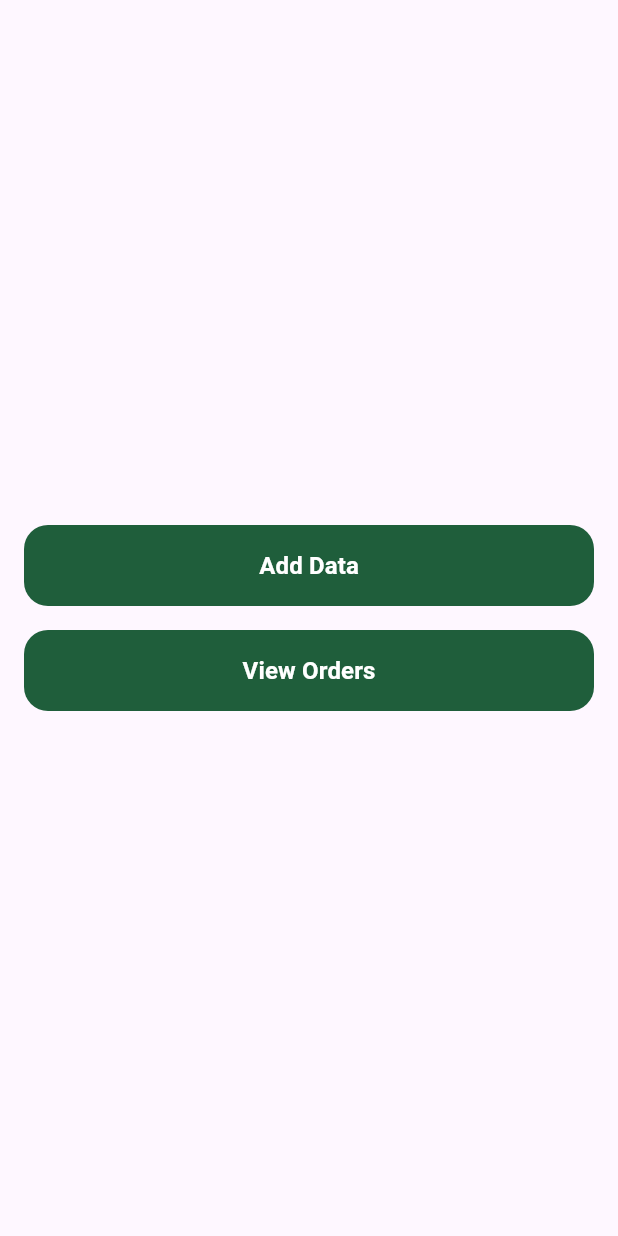
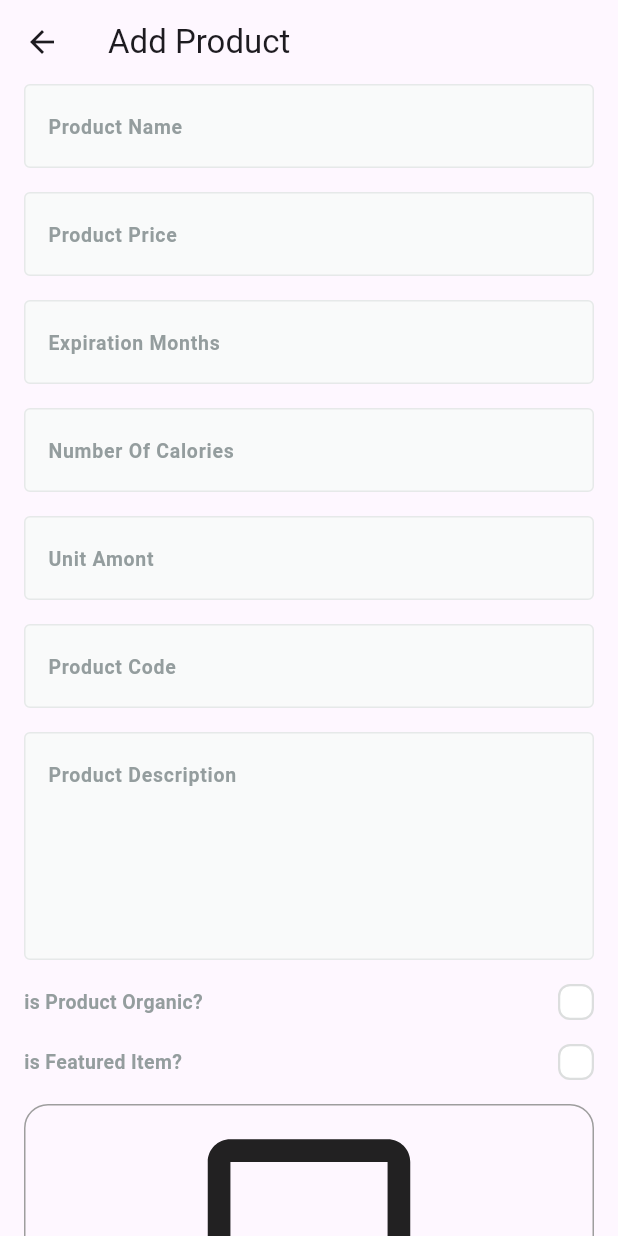
Before and after one commit to ahmedEhab10/E_commerce_fruitApp_dashboard, a Flutter app: the screen it shows after launch, after a tap on "Add Data", on a phone screen of 412 x 824 dp. Run offline on Flutter 3.47's test engine with Material 3 defaults, Android fonts, the phone set to English and light mode, and no system bars; drawn by our look-alikes of skeletonizer; our stand-ins replace firebase_core, image_picker, modal_progress_hud_nsn; accounts and stored records are empty.

Commit message:
add product view done

```diff
--- a/lib/core/helper_function/on_generate_routes.dart
+++ b/lib/core/helper_function/on_generate_routes.dart
@@ -1,5 +1,6 @@
 import 'package:flutter/material.dart';
-import 'package:real_e_comm_dashboard/features/views/dashboard_view.dart';
+import 'package:real_e_comm_dashboard/features/add_product/presentation/views/add_product_view.dart';
+import 'package:real_e_comm_dashboard/features/dashboard/views/dashboard_view.dart';
 
 Route<dynamic> onGenerateRoute(RouteSettings settings) {
   switch (settings.name) {
@@ -8,8 +9,8 @@
     //  case OrdersView.routeName:
     //       return MaterialPageRoute(builder: (context) => const OrdersView());
 
-    //     case AddProductView.routeName:
-    //       return MaterialPageRoute(builder: (context) => const AddProductView());
+    case AddProductView.routeName:
+      return MaterialPageRoute(builder: (context) => const AddProductView());
     default:
       return MaterialPageRoute(builder: (context) => const Scaffold());
   }
--- /dev/null
+++ b/lib/features/add_product/presentation/views/add_product_view.dart
@@ -0,0 +1,18 @@
+import 'package:flutter/material.dart';
+import 'package:real_e_comm_dashboard/features/add_product/presentation/views/widgets/add_product_view_body.dart';
+
+import '../../../../core/widgets/build_app_bar.dart';
+import 'widgets/add_product_view_body_bloc_builder.dart';
+
+class AddProductView extends StatelessWidget {
+  const AddProductView({super.key});
+
+  static const routeName = 'add-product';
+  @override
+  Widget build(BuildContext context) {
+    return Scaffold(
+      appBar: buildAppBar('Add Product'),
+      body: const SafeArea(child: AddProductViewBody()),
+    );
+  }
+}
--- /dev/null
+++ b/lib/features/add_product/presentation/views/widgets/add_product_view_body.dart
@@ -0,0 +1,164 @@
+import 'dart:io';
+
+import 'package:flutter/material.dart';
+import 'package:real_e_comm_dashboard/core/widgets/custom_button.dart';
+import 'package:real_e_comm_dashboard/core/widgets/custom_text_field.dart';
+import 'package:real_e_comm_dashboard/features/add_product/presentation/views/widgets/image_field.dart';
+
+import 'package:real_e_comm_dashboard/features/add_product/presentation/views/widgets/is_featured_check_box.dart';
+import 'package:real_e_comm_dashboard/features/add_product/presentation/views/widgets/is_organic_check_box.dart';
+
+class AddProductViewBody extends StatefulWidget {
+  const AddProductViewBody({super.key});
+
+  @override
+  State<AddProductViewBody> createState() => _AddProductViewBodyState();
+}
+
+class _AddProductViewBodyState extends State<AddProductViewBody> {
+  final GlobalKey<FormState> _formKey = GlobalKey<FormState>();
+  AutovalidateMode autovalidateMode = AutovalidateMode.disabled;
+
+  late String name, code, description;
+  late num price, expirationMonths, numberOfCalories, unitAmount;
+  File? image;
+  bool isFeatured = false;
+  bool isOrganic = false;
+  @override
+  Widget build(BuildContext context) {
+    return Padding(
+      padding: const EdgeInsets.symmetric(horizontal: 16),
+      child: SingleChildScrollView(
+        child: Form(
+          key: _formKey,
+          autovalidateMode: autovalidateMode,
+          child: Column(
+            children: [
+              CustomTextFormField(
+                onSaved: (value) {
+                  name = value!;
+                },
+                hintText: 'Product Name',
+                textInputType: TextInputType.text,
+              ),
+              const SizedBox(height: 16),
+              CustomTextFormField(
+                onSaved: (value) {
+                  price = num.parse(value!);
+                },
+                hintText: 'Product Price',
+                textInputType: TextInputType.number,
+              ),
+              const SizedBox(height: 16),
+              CustomTextFormField(
+                onSaved: (value) {
+                  expirationMonths = num.parse(value!);
+                },
+                hintText: 'Expiration Months',
+                textInputType: TextInputType.number,
+              ),
+              const SizedBox(height: 16),
+              CustomTextFormField(
+                onSaved: (value) {
+                  numberOfCalories = num.parse(value!);
+                },
+                hintText: 'Number Of Calories',
+                textInputType: TextInputType.number,
+              ),
+              const SizedBox(height: 16),
+              CustomTextFormField(
+                onSaved: (value) {
+                  unitAmount = num.parse(value!);
+                },
+                hintText: 'Unit Amont',
+                textInputType: TextInputType.number,
+              ),
+              const SizedBox(height: 16),
+              CustomTextFormField(
+                onSaved: (value) {
+                  code = value!.toLowerCase();
+                },
+                hintText: 'Product Code',
+                textInputType: TextInputType.number,
+              ),
+              const SizedBox(height: 16),
+              CustomTextFormField(
+                onSaved: (value) {
+                  description = value!;
+                },
+                hintText: 'Product Description',
+                textInputType: TextInputType.text,
+                maxLines: 5,
+              ),
+              const SizedBox(height: 16),
+              IsOrganciCheckBox(
+                onChanged: (value) {
+                  isOrganic = value;
+                },
+              ),
+              const SizedBox(height: 16),
+              IsFeaturedCheckBox(
+                onChanged: (value) {
+                  isFeatured = value;
+                },
+              ),
+              const SizedBox(height: 16),
+              ImageField(
+                onFileChanged: (image) {
+                  this.image = image;
+                },
+              ),
+              const SizedBox(height: 24),
+              CustomButton(
+                onPressed: () {
+                  // if (image != null) {
+                  //   if (_formKey.currentState!.validate()) {
+                  //     _formKey.currentState!.save();
+                  //     ProductEntity input = ProductEntity(
+                  //       name: name,
+                  //       reviews: [
+                  //         ReviewEntity(
+                  //           name: 'tharwat',
+                  //           image:
+                  //               'https://www.google.com/url?sa=i&url=https%3A%2F%2Fwww.pexels.com%2Fsearch%2Fbeautiful%2F&psig=AOvVaw19xjUBre0RXfV2IZ-cEAEV&ust=1726749821993000&source=images&cd=vfe&opi=89978449&ved=0CBEQjRxqFwoTCPCJ3L_CzIgDFQAAAAAdAAAAABAE',
+                  //           ratting: 5,
+                  //           date: DateTime.now().toIso8601String(),
+                  //           reviewDescription: 'Nice product',
+                  //         ),
+                  //       ],
+                  //       isOrganic: isOrganic,
+                  //       code: code,
+                  //       description: description,
+                  //       expirationsMonths: expirationMonths.toInt(),
+                  //       numberOfCalories: numberOfCalories.toInt(),
+                  //       unitAmount: unitAmount.toInt(),
+                  //       price: price,
+                  //       image: image!,
+                  //       isFeatured: isFeatured,
+                  //     );
+
+                  //     context.read<AddProductCubit>().addProduct(input);
+                  //   } else {
+                  //     autovalidateMode = AutovalidateMode.always;
+                  //     setState(() {});
+                  //   }
+                  // } else {
+                  //   showError(context);
+                  // }
+                },
+                text: 'Add Product',
+              ),
+              const SizedBox(height: 24),
+            ],
+          ),
+        ),
+      ),
+    );
+  }
+
+  void showError(BuildContext context) {
+    ScaffoldMessenger.of(
+      context,
+    ).showSnackBar(const SnackBar(content: Text('Please select an image')));
+  }
+}
--- /dev/null
+++ b/lib/features/add_product/presentation/views/widgets/custom_check_box.dart
@@ -0,0 +1,39 @@
+import 'package:flutter/material.dart';
+
+import '../../../../../core/utils/app_colors.dart';
+
+class CustomCheckBox extends StatelessWidget {
+  const CustomCheckBox(
+      {super.key, required this.isChecked, required this.onChecked});
+  final bool isChecked;
+  final ValueChanged<bool> onChecked;
+  @override
+  Widget build(BuildContext context) {
+    return GestureDetector(
+      onTap: () {
+        onChecked(!isChecked);
+      },
+      child: AnimatedContainer(
+        width: 24,
+        height: 24,
+        duration: const Duration(milliseconds: 100),
+        decoration: ShapeDecoration(
+          color: isChecked ? AppColors.primaryColor : Colors.white,
+          shape: RoundedRectangleBorder(
+            side: BorderSide(
+              width: 1.50,
+              color: isChecked ? Colors.transparent : const Color(0xFFDCDEDE),
+            ),
+            borderRadius: BorderRadius.circular(8),
+          ),
+        ),
+        child: isChecked
+            ? const Icon(
+                Icons.check,
+                color: Colors.white,
+              )
+            : const SizedBox(),
+      ),
+    );
+  }
+}
--- /dev/null
+++ b/lib/features/add_product/presentation/views/widgets/image_field.dart
@@ -0,0 +1,81 @@
+import 'dart:io';
+
+import 'package:flutter/material.dart';
+import 'package:image_picker/image_picker.dart';
+import 'package:skeletonizer/skeletonizer.dart';
+
+class ImageField extends StatefulWidget {
+  const ImageField({super.key, required this.onFileChanged});
+  final ValueChanged<File?> onFileChanged;
+
+  @override
+  State<ImageField> createState() => _ImageFieldState();
+}
+
+class _ImageFieldState extends State<ImageField> {
+  bool isLoading = false;
+  File? fileImage;
+
+  @override
+  Widget build(BuildContext context) {
+    return Skeletonizer(
+      enabled: isLoading,
+      child: GestureDetector(
+        onTap: () async {
+          setState(() => isLoading = true);
+          try {
+            await pickImage();
+          } catch (e) {
+            debugPrint("Error picking image: $e");
+          } finally {
+            setState(() => isLoading = false);
+          }
+        },
+        child: Stack(
+          children: [
+            Container(
+              width: double.infinity,
+              decoration: BoxDecoration(
+                borderRadius: BorderRadius.circular(16),
+                border: Border.all(color: Colors.grey),
+              ),
+              child:
+                  fileImage != null
+                      ? ClipRRect(
+                        borderRadius: BorderRadius.circular(16),
+                        child: Image.file(fileImage!),
+                      )
+                      : const Icon(Icons.image_outlined, size: 180),
+            ),
+            if (fileImage != null)
+              Positioned(
+                top: 8,
+                right: 8,
+                child: IconButton(
+                  onPressed: () {
+                    setState(() {
+                      fileImage = null;
+                      widget.onFileChanged(fileImage);
+                    });
+                  },
+                  icon: const Icon(Icons.close, color: Colors.red),
+                ),
+              ),
+          ],
+        ),
+      ),
+    );
+  }
+
+  Future<void> pickImage() async {
+    final ImagePicker picker = ImagePicker();
+    final XFile? image = await picker.pickImage(source: ImageSource.gallery);
+
+    if (image != null) {
+      setState(() {
+        fileImage = File(image.path);
+        widget.onFileChanged(fileImage);
+      });
+    }
+  }
+}
--- /dev/null
+++ b/lib/features/add_product/presentation/views/widgets/is_featured_check_box.dart
@@ -0,0 +1,50 @@
+import 'package:flutter/material.dart';
+import 'package:flutter/widgets.dart';
+
+import '../../../../../core/utils/app_text_styles.dart';
+import 'custom_check_box.dart';
+
+class IsFeaturedCheckBox extends StatefulWidget {
+  const IsFeaturedCheckBox({super.key, required this.onChanged});
+
+  final ValueChanged<bool> onChanged;
+  @override
+  State<IsFeaturedCheckBox> createState() => _IsFeaturedCheckBoxState();
+}
+
+class _IsFeaturedCheckBoxState extends State<IsFeaturedCheckBox> {
+  bool isTermsAccepted = false;
+  @override
+  Widget build(BuildContext context) {
+    return Row(
+      children: [
+        Text.rich(
+          TextSpan(
+            children: [
+              TextSpan(
+                text: 'is Featured Item?',
+                style: TextStyles.semiBold13.copyWith(
+                  color: const Color(0xFF949D9E),
+                ),
+              ),
+            ],
+          ),
+          textAlign: TextAlign.right,
+        ),
+        const Expanded(
+          child: SizedBox(
+            width: 16,
+          ),
+        ),
+        CustomCheckBox(
+          onChecked: (value) {
+            isTermsAccepted = value;
+            widget.onChanged(value);
+            setState(() {});
+          },
+          isChecked: isTermsAccepted,
+        ),
+      ],
+    );
+  }
+}
--- /dev/null
+++ b/lib/features/add_product/presentation/views/widgets/is_organic_check_box.dart
@@ -0,0 +1,50 @@
+import 'package:flutter/material.dart';
+import 'package:flutter/widgets.dart';
+
+import '../../../../../core/utils/app_text_styles.dart';
+import 'custom_check_box.dart';
+
+class IsOrganciCheckBox extends StatefulWidget {
+  const IsOrganciCheckBox({super.key, required this.onChanged});
+
+  final ValueChanged<bool> onChanged;
+  @override
+  State<IsOrganciCheckBox> createState() => _IsOrganciCheckBoxState();
+}
+
+class _IsOrganciCheckBoxState extends State<IsOrganciCheckBox> {
+  bool isOrganic = false;
+  @override
+  Widget build(BuildContext context) {
+    return Row(
+      children: [
+        Text.rich(
+          TextSpan(
+            children: [
+              TextSpan(
+                text: 'is Product Organic?',
+                style: TextStyles.semiBold13.copyWith(
+                  color: const Color(0xFF949D9E),
+                ),
+              ),
+            ],
+          ),
+          textAlign: TextAlign.right,
+        ),
+        const Expanded(
+          child: SizedBox(
+            width: 16,
+          ),
+        ),
+        CustomCheckBox(
+          onChecked: (value) {
+            isOrganic = value;
+            widget.onChanged(value);
+            setState(() {});
+          },
+          isChecked: isOrganic,
+        ),
+      ],
+    );
+  }
+}
--- a/lib/features/views/dashboard_view.dart
+++ b/lib/features/dashboard/views/dashboard_view.dart
@@ -1,5 +1,5 @@
 import 'package:flutter/material.dart';
-import 'package:real_e_comm_dashboard/features/views/widgets/dashboard_view_body.dart';
+import 'package:real_e_comm_dashboard/features/dashboard/views/widgets/dashboard_view_body.dart';
 
 class DashboardView extends StatelessWidget {
   const DashboardView({super.key});
--- a/lib/features/views/widgets/dashboard_view_body.dart
+++ b/lib/features/dashboard/views/widgets/dashboard_view_body.dart
@@ -1,5 +1,6 @@
 import 'package:flutter/material.dart';
 import 'package:real_e_comm_dashboard/core/widgets/custom_button.dart';
+import 'package:real_e_comm_dashboard/features/add_product/presentation/views/add_product_view.dart';
 
 class DashboardViewBody extends StatelessWidget {
   const DashboardViewBody({super.key});
@@ -13,7 +14,7 @@
         children: [
           CustomButton(
             onPressed: () {
-              // Navigator.pushNamed(context, AddProductView.routeName);
+              Navigator.pushNamed(context, AddProductView.routeName);
             },
             text: 'Add Data',
           ),
--- a/lib/main.dart
+++ b/lib/main.dart
@@ -1,6 +1,6 @@
 import 'package:flutter/material.dart';
 import 'package:real_e_comm_dashboard/core/helper_function/on_generate_routes.dart';
-import 'package:real_e_comm_dashboard/features/views/dashboard_view.dart';
+import 'package:real_e_comm_dashboard/features/dashboard/views/dashboard_view.dart';
 
 void main() {
   runApp(const MyApp());
--- a/pubspec.yaml
+++ b/pubspec.yaml
@@ -35,6 +35,9 @@
   # Use with the CupertinoIcons class for iOS style icons.
   cupertino_icons: ^1.0.8
   modal_progress_hud_nsn: ^0.5.1
+  firebase_core: ^3.12.1
+  image_picker: ^1.1.2
+  skeletonizer: ^1.4.3
 
 dev_dependencies:
   flutter_test:
```
Also changed, not shown: lib/features/add_product/presentation/views/widgets/add_product_view_body_bloc_builder.dart (added, +33 -0 lines), firebase.json (added), lib/firebase_options.dart (added), pubspec.lock, 12 other files.
